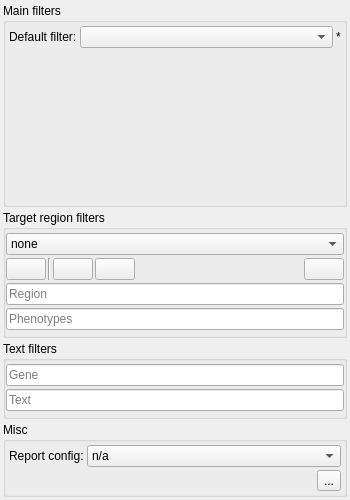
Qt form src/GSvar/FilterWidget.ui (imgag/ngs-bits) before a commit.
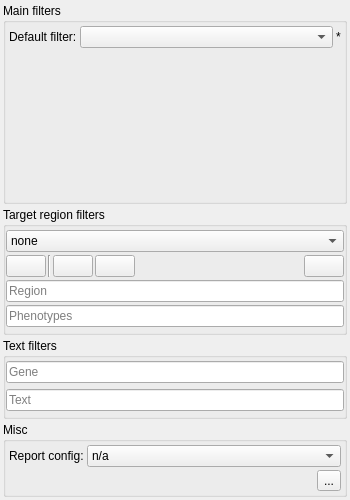
The same form after that commit. Icons and pictures are not drawn. Custom widgets are drawn as their Qt base class.

Patch:
```diff
--- a/src/GSvar/FilterWidget.ui
+++ b/src/GSvar/FilterWidget.ui
@@ -320,10 +320,7 @@
      <property name="flat">
       <bool>true</bool>
      </property>
-     <layout class="QVBoxLayout" name="verticalLayout_5">
-      <property name="spacing">
-       <number>3</number>
-      </property>
+     <layout class="QVBoxLayout" name="verticalLayout_4">
       <property name="leftMargin">
        <number>0</number>
       </property>
```
